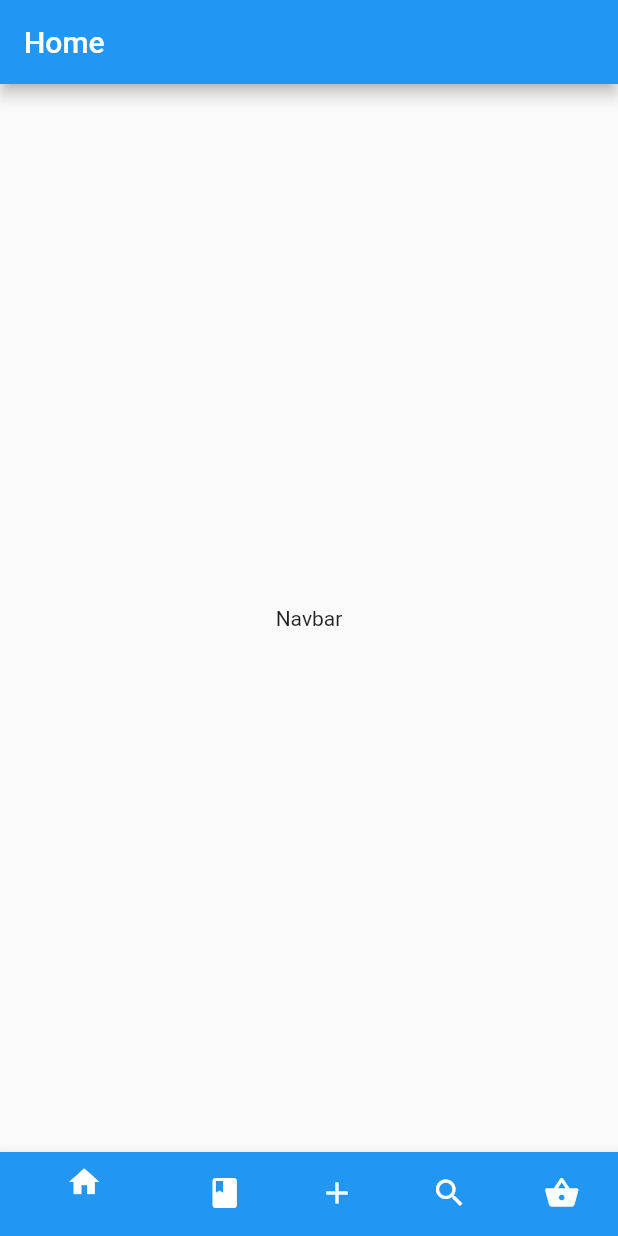
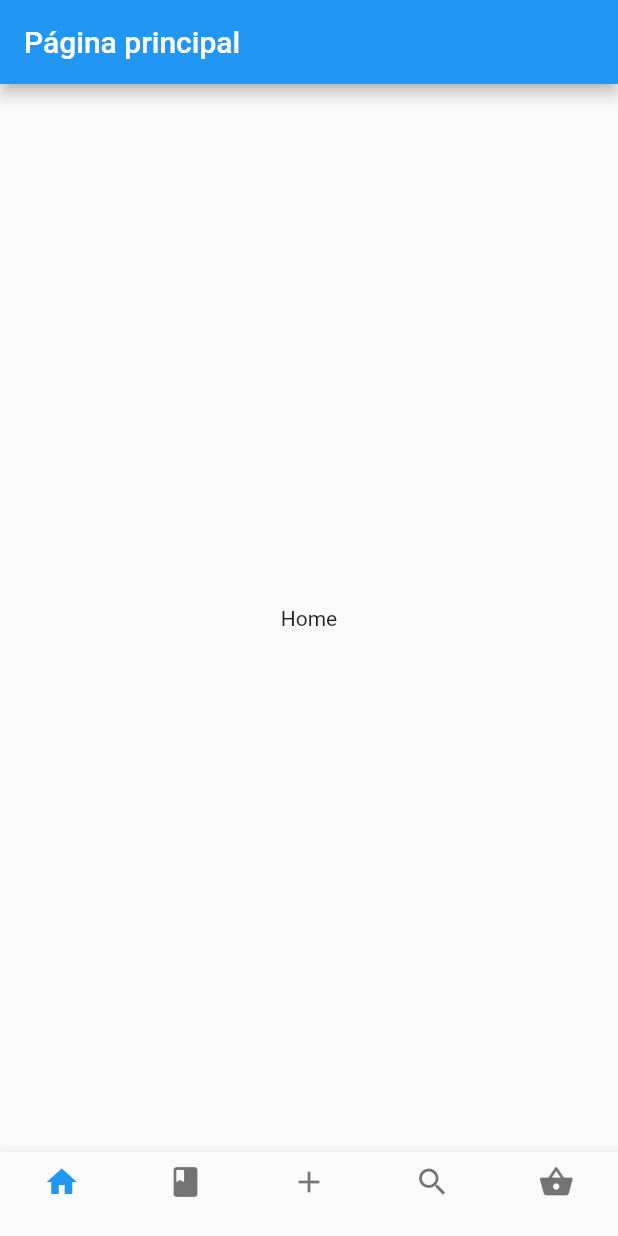
Before and after one commit to MBM-devs/letscookit, a Flutter app: the screen it shows after launch, on a phone screen of 412 x 824 dp. Run offline on Flutter 3.47's test engine with Material 2 defaults, Android fonts, the phone set to English and light mode, and no system bars.

Commit message:
body basic structure

```diff
--- a/letscookit/lib/main.dart
+++ b/letscookit/lib/main.dart
@@ -1,5 +1,9 @@
 import 'package:flutter/material.dart';
-import 'widgets/bottomNavBar.dart';
+import 'pages/home.dart';
+import 'pages/bookmark.dart';
+import 'pages/receipt.dart';
+import 'pages/search.dart';
+import 'pages/shoppingBasket.dart';
 
 void main() {
   runApp(MyApp());
@@ -11,18 +15,51 @@ class MyApp extends StatefulWidget {
 }
 
 class _MyAppState extends State<MyApp> {
+  int _paginaActual = 0;
+  List<Widget> _paginas = [
+    Home(),
+    Bookmark(),
+    Receipt(),
+    Search(),
+    shoppingBasket()
+  ];
+  List<String> _titulos = [
+    "Página principal",
+    "Listas de recetas",
+    "Crear receta",
+    "Buscar",
+    "Lista de la compra"
+  ];
   @override
   Widget build(BuildContext context) {
     return MaterialApp(
       debugShowCheckedModeBanner: false,
       title: 'Flutter Demo',
       home: Scaffold(
-        appBar: AppBar(
-          title: Text('Home'),
-        ),
-        body: Center(child: Container(child: Text('Navbar'))),
-        bottomNavigationBar: Navbar(),
-      ),
+          appBar: AppBar(
+            title: Text(_titulos[_paginaActual]),
+          ),
+          body: _paginas[_paginaActual],
+          bottomNavigationBar: BottomNavigationBar(
+            type: BottomNavigationBarType.fixed,
+            currentIndex: _paginaActual,
+            onTap: (index) {
+              setState(() {
+                _paginaActual = index;
+              });
+            },
+            items: [
+              BottomNavigationBarItem(
+                icon: Icon(Icons.home),
+                label: "",
+              ),
+              BottomNavigationBarItem(icon: Icon(Icons.book), label: ""),
+              BottomNavigationBarItem(icon: Icon(Icons.add), label: ""),
+              BottomNavigationBarItem(icon: Icon(Icons.search), label: ""),
+              BottomNavigationBarItem(
+                  icon: Icon(Icons.shopping_basket_rounded), label: ""),
+            ],
+          )),
     );
   }
 }
--- /dev/null
+++ b/letscookit/lib/pages/home.dart
@@ -0,0 +1,17 @@
+import 'package:flutter/material.dart';
+
+class Home extends StatefulWidget {
+  Home({Key? key}) : super(key: key);
+
+  @override
+  State<Home> createState() => _HomeState();
+}
+
+class _HomeState extends State<Home> {
+  @override
+  Widget build(BuildContext context) {
+    return Center(
+      child: Text('Home'),
+    );
+  }
+}
--- a/letscookit/lib/widgets/bottomNavBar.dart
+++ /dev/null
@@ -1,38 +0,0 @@
-import 'package:flutter/material.dart';
-
-class Navbar extends StatefulWidget {
-  Navbar({Key? key}) : super(key: key);
-
-  @override
-  State<Navbar> createState() => _NavbarState();
-}
-
-class _NavbarState extends State<Navbar> {
-  //TODO: lista de widgets para hacer las paginas
-  int _paginaActual = 0;
-  @override
-  Widget build(BuildContext context) {
-    return BottomNavigationBar(
-      currentIndex: _paginaActual,
-      onTap: (index) {
-        setState(() {
-          _paginaActual = index;
-        });
-      },
-      items: [
-        BottomNavigationBarItem(
-            icon: Icon(Icons.home), label: "", backgroundColor: Colors.blue),
-        BottomNavigationBarItem(
-            icon: Icon(Icons.book), label: "", backgroundColor: Colors.blue),
-        BottomNavigationBarItem(
-            icon: Icon(Icons.add), label: "", backgroundColor: Colors.blue),
-        BottomNavigationBarItem(
-            icon: Icon(Icons.search), label: "", backgroundColor: Colors.blue),
-        BottomNavigationBarItem(
-            icon: Icon(Icons.shopping_basket_rounded),
-            label: "",
-            backgroundColor: Colors.blue),
-      ],
-    );
-  }
-}
```
Also changed, not shown: letscookit/lib/pages/bookmark.dart (added, +17 -0 lines), letscookit/lib/pages/receipt.dart (added, +17 -0 lines), letscookit/lib/pages/search.dart (added, +17 -0 lines), letscookit/lib/pages/shoppingBasket.dart (added, +17 -0 lines), 1 other file.
